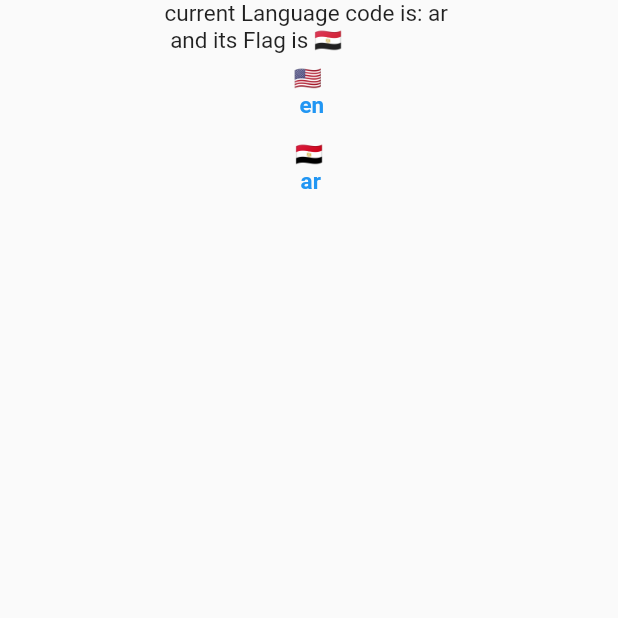
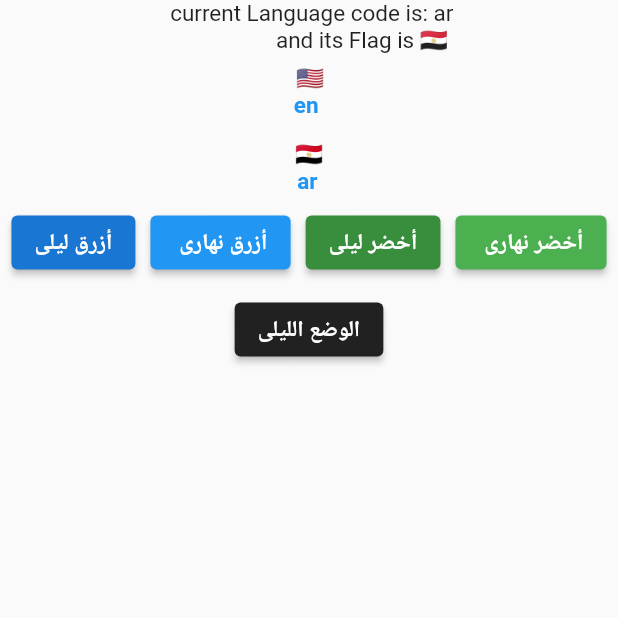
Before and after one commit to AdelDaniel/my_ecommerce, a Flutter app: the SettingsScreen screen opened directly, after a tap on an icon or button, on a phone screen of 412 x 824 dp, the top half of it. Run offline on Flutter 3.47's test engine with Material 2 defaults, Android fonts, the phone set to English and light mode, and no system bars; our stand-ins replace bloc, equatable, flutter_bloc, hydrated_bloc; generated files the repository leaves out were written again.

Commit message:
add_theme_change_using_cubit

```diff
--- /dev/null
+++ b/lib/home_screen.dart
@@ -0,0 +1,17 @@
+import 'package:flutter/material.dart';
+
+import 'package:flutter_gen/gen_l10n/app_localizations.dart';
+
+import 'settings/settings_screen.dart';
+import 'widgets/custom_app_bar.dart';
+
+class HomeScreen extends StatelessWidget {
+  const HomeScreen({Key? key}) : super(key: key);
+
+  @override
+  Widget build(BuildContext context) {
+    return Scaffold(
+      appBar: CustomAppBar(),
+    );
+  }
+}
--- a/lib/l10n/app_ar.arb
+++ b/lib/l10n/app_ar.arb
@@ -3,7 +3,13 @@
   "@language": {
     "description": "The Arabic Language"
   },
+  "blueDark": "أزرق ليلى",
+  "blueLight": "أزرق نهارى ",
   "cart": "سلة المشتريات",
-    "language": "العربية",
+  "darkTheme": "الوضع الليلى",
+  "greenDark": "أخضر ليلى",
+  "greenLight": "أخضر نهارى ",
+  "language": "اللغة",
+  "language_name": "العربية",
   "title": "My eCommerce"
 }
--- a/lib/main.dart
+++ b/lib/main.dart
@@ -1,39 +1,49 @@
+import 'package:flutter/foundation.dart';
 import 'package:flutter/material.dart';
 import 'package:flutter_bloc/flutter_bloc.dart';
 import 'package:flutter_gen/gen_l10n/app_localizations.dart';
-import 'package:flutter_localizations/flutter_localizations.dart';
+import 'package:hydrated_bloc/hydrated_bloc.dart';
+import 'package:my_ecommerce/home_screen.dart';
+import 'package:my_ecommerce/settings/theme_settings/cubit/theme_cubit.dart';
 import 'settings/language_settings/cubit/language_cubit.dart';
-import 'settings/settings_screen.dart';
+import 'package:flutter/cupertino.dart';
+import 'package:path_provider/path_provider.dart';
 import 'l10n/l10n.dart';
 
-void main() {
+void main() async {
+  WidgetsFlutterBinding.ensureInitialized();
+  HydratedBloc.storage = await HydratedStorage.build(
+    storageDirectory: kIsWeb
+        ? HydratedStorage.webStorageDirectory
+        : await getTemporaryDirectory(),
+  );
   runApp(MyApp());
 }
 
 class MyApp extends StatelessWidget {
-  // This widget is the root of your application.
   @override
   Widget build(BuildContext context) {
-    return BlocProvider<LanguageCubit>(
-      create: (context) => LanguageCubit(),
-      child: BlocBuilder<LanguageCubit, LanguageState>(
-        builder: (context, state) {
-          return MaterialApp(
-            debugShowCheckedModeBanner: false,
-            localizationsDelegates: [
-              AppLocalizations.delegate,
-              GlobalMaterialLocalizations.delegate,
-              GlobalCupertinoLocalizations.delegate,
-            ],
-            locale: state.locale,
-            supportedLocales: L10n.all,
-            // localizationsDelegates: AppLocalizations.localizationsDelegates,
-            // supportedLocales: AppLocalizations.supportedLocales,
-            theme: ThemeData(
-              primarySwatch: Colors.blue,
-            ),
-            title: "My eCommerce",
-            home: MyHomePage(),
+    return MultiBlocProvider(
+      providers: [
+        BlocProvider<LanguageCubit>(create: (_) => LanguageCubit()),
+        BlocProvider<ThemeCubit>(create: (_) => ThemeCubit()),
+      ],
+      child: BlocBuilder<ThemeCubit, ThemeState>(
+        builder: (context, themeState) {
+          return BlocBuilder<LanguageCubit, LanguageState>(
+            builder: (context, languageState) {
+              return MaterialApp(
+                debugShowCheckedModeBanner: false,
+                localizationsDelegates: AppLocalizations.localizationsDelegates,
+                // supportedLocales: AppLocalizations.supportedLocales,
+                supportedLocales: L10n.all,
+                locale: languageState.locale,
+
+                theme: themeState.themeData,
+                title: "My eCommerce",
+                home: HomeScreen(),
+              );
+            },
           );
         },
       ),
@@ -41,53 +51,42 @@ class MyApp extends StatelessWidget {
   }
 }
 
-class MyHomePage extends StatefulWidget {
-  MyHomePage({
-    Key? key,
-  }) : super(key: key);
+// class MyHomePage extends StatefulWidget {
+//   @override
+//   _MyHomePageState createState() => _MyHomePageState();
+// }
 
-  @override
-  _MyHomePageState createState() => _MyHomePageState();
-}
-
-class _MyHomePageState extends State<MyHomePage> {
-  int _counter = 0;
-
-  void _incrementCounter() {
-    setState(() {
-      _counter++;
-    });
-  }
-
-  @override
-  Widget build(BuildContext context) {
-    return Scaffold(
-      appBar: AppBar(
-        actions: [
-          IconButton(
-              onPressed: () => Navigator.push(context,
-                  MaterialPageRoute(builder: (context) => SettingsScreen())),
-              icon: Icon(Icons.settings))
-        ],
-        title: Text(AppLocalizations.of(context).title),
-      ),
-      body: Center(
-        child: Column(
-          mainAxisAlignment: MainAxisAlignment.center,
-          children: <Widget>[
-            Text(AppLocalizations.of(context).language),
-            Text(
-              '$_counter',
-              style: Theme.of(context).textTheme.headline4,
-            ),
-          ],
-        ),
-      ),
-      floatingActionButton: FloatingActionButton(
-        onPressed: _incrementCounter,
-        tooltip: 'Increment',
-        child: Icon(Icons.add),
-      ),
-    );
-  }
-}
+// class _MyHomePageState extends State<MyHomePage> {
+//   @override
+//   Widget build(BuildContext context) {
+//     return Scaffold(
+//       appBar: AppBar(
+//         centerTitle: true,
+//         actions: [
+//           IconButton(
+//               onPressed: () => Navigator.push(context,
+//                   MaterialPageRoute(builder: (context) => SettingsScreen())),
+//               icon: Icon(Icons.settings))
+//         ],
+//         title: Text(AppLocalizations.of(context).title),
+//       ),
+//       body: Center(
+//         child: Column(
+//           mainAxisAlignment: MainAxisAlignment.center,
+//           children: <Widget>[
+//             Text(AppLocalizations.of(context).language),
+//             Text(
+//               '$_counter',
+//               style: Theme.of(context).textTheme.headline4,
+//             ),
+//           ],
+//         ),
+//       ),
+//       floatingActionButton: FloatingActionButton(
+//         onPressed: _incrementCounter,
+//         tooltip: 'Increment',
+//         child: Icon(Icons.add),
+//       ),
+//     );
+//   }
+// }
--- a/lib/settings/language_settings/language_widget.dart
+++ b/lib/settings/language_settings/change_language_widget.dart
@@ -3,10 +3,10 @@ import 'package:flutter_bloc/flutter_bloc.dart';
 import 'cubit/language_cubit.dart';
 import '../../l10n/l10n.dart';
 
-class LanguageWidget extends StatelessWidget {
+class ChangeLanguageWidget extends StatelessWidget {
   final Locale locale;
   final String flag;
-  const LanguageWidget({
+  const ChangeLanguageWidget({
     Key? key,
     required this.locale,
     required this.flag,
--- a/lib/settings/language_settings/cubit/language_cubit.dart
+++ b/lib/settings/language_settings/cubit/language_cubit.dart
@@ -1,7 +1,7 @@
 import 'package:bloc/bloc.dart';
 import 'package:equatable/equatable.dart';
 import 'package:flutter/cupertino.dart';
-import 'package:my_ecommerce/l10n/l10n.dart';
+import '../../../l10n/l10n.dart';
 
 part 'language_state.dart';
 
--- a/lib/settings/settings_screen.dart
+++ b/lib/settings/settings_screen.dart
@@ -1,6 +1,9 @@
 import 'package:flutter/material.dart';
-import 'package:my_ecommerce/l10n/l10n.dart';
-import 'language_settings/language_widget.dart';
+import 'package:flutter_bloc/flutter_bloc.dart';
+import 'package:my_ecommerce/settings/theme_settings/cubit/theme_cubit.dart';
+import '../l10n/l10n.dart';
+import 'language_settings/change_language_widget.dart';
+import 'theme_settings/change_theme_widget.dart';
 
 class SettingsScreen extends StatelessWidget {
   const SettingsScreen({Key? key}) : super(key: key);
@@ -9,11 +12,15 @@ class SettingsScreen extends StatelessWidget {
   Widget build(BuildContext context) {
     return Scaffold(
       body: SafeArea(
-        child: LanguageWidget(
-          locale: Localizations.localeOf(context),
-          flag: L10n.getFlag(Localizations.localeOf(context).languageCode),
-          // provider : Provider.of<LanguageChangeProvider>(context),
-        ),
+        child: Column(children: [
+          ChangeLanguageWidget(
+            locale: Localizations.localeOf(context),
+            flag: L10n.getFlag(Localizations.localeOf(context).languageCode),
+          ),
+          ChangeThemeWidget(
+            themeCubit: BlocProvider.of<ThemeCubit>(context),
+          )
+        ]),
       ),
     );
   }
--- /dev/null
+++ b/lib/settings/theme_settings/app_themes.dart
@@ -0,0 +1,37 @@
+import 'package:flutter/material.dart';
+
+enum AppTheme {
+  GreenLight,
+  GreenDark,
+  BlueLight,
+  BlueDark,
+  DarkTheme,
+}
+
+final avalibeAppTheme = <AppTheme, ThemeData>{
+  AppTheme.GreenLight: ThemeData(
+      brightness: Brightness.light,
+      primaryColor: Colors.green,
+      accentColor: Colors.black),
+  AppTheme.GreenDark: ThemeData(
+      brightness: Brightness.dark,
+      primaryColor: Colors.green[700],
+      accentColor: Colors.white),
+  AppTheme.BlueLight: ThemeData(
+      brightness: Brightness.light,
+      primaryColor: Colors.blue,
+      accentColor: Colors.black),
+  AppTheme.BlueDark: ThemeData(
+      brightness: Brightness.dark,
+      primaryColor: Colors.blue[700],
+      accentColor: Colors.white),
+  AppTheme.DarkTheme: ThemeData.dark(),
+};
+
+const Map<AppTheme, String> appThemeNames = <AppTheme, String>{
+  AppTheme.GreenLight: "Green Light",
+  AppTheme.GreenDark: "Green Dark",
+  AppTheme.BlueLight: "Blue Light",
+  AppTheme.BlueDark: "Blue Dark",
+  AppTheme.DarkTheme: "Dark Theme",
+};
--- /dev/null
+++ b/lib/settings/theme_settings/change_theme_widget.dart
@@ -0,0 +1,48 @@
+import 'package:flutter/material.dart';
+import 'package:my_ecommerce/settings/theme_settings/app_themes.dart';
+import 'package:my_ecommerce/settings/theme_settings/cubit/theme_cubit.dart';
+import 'package:flutter_gen/gen_l10n/app_localizations.dart';
+
+import 'app_themes.dart';
+
+class ChangeThemeWidget extends StatelessWidget {
+  final ThemeCubit themeCubit;
+  const ChangeThemeWidget({Key? key, required this.themeCubit})
+      : super(key: key);
+
+  @override
+  Widget build(BuildContext context) {
+    return Wrap(
+      runSpacing: 10,
+      spacing: 10,
+      alignment: WrapAlignment.center,
+      children: [
+        for (var item in AppTheme.values)
+          ElevatedButton(
+            style: ButtonStyle(
+              backgroundColor: MaterialStateProperty.resolveWith<Color>(
+                  (Set<MaterialState> states) =>
+                      avalibeAppTheme[item]!.primaryColor),
+            ),
+            onPressed: () => themeCubit.changeTheme(item),
+            child: Text(_getThemeName(context, item)),
+          ),
+      ],
+    );
+  }
+
+  String _getThemeName(BuildContext context, AppTheme item) {
+    switch (item) {
+      case AppTheme.BlueDark:
+        return AppLocalizations.of(context).blueDark;
+      case AppTheme.BlueLight:
+        return AppLocalizations.of(context).blueLight;
+      case AppTheme.DarkTheme:
+        return AppLocalizations.of(context).darkTheme;
+      case AppTheme.GreenDark:
+        return AppLocalizations.of(context).greenDark;
+      case AppTheme.GreenLight:
+        return AppLocalizations.of(context).greenLight;
+    }
+  }
+}
--- /dev/null
+++ b/lib/settings/theme_settings/cubit/theme_cubit.dart
@@ -0,0 +1,51 @@
+import 'package:equatable/equatable.dart';
+import 'package:flutter/material.dart';
+import 'package:hydrated_bloc/hydrated_bloc.dart';
+
+import '../app_themes.dart';
+
+part 'theme_state.dart';
+
+class ThemeCubit extends HydratedCubit<ThemeState> {
+  ThemeCubit()
+      : super(
+          ThemeState(
+            themeData: avalibeAppTheme[AppTheme.BlueLight]!,
+            themeName: appThemeNames[AppTheme.BlueLight]!,
+          ),
+        );
+
+  changeTheme(AppTheme appTheme) {
+    emit(ThemeState(
+      themeData: avalibeAppTheme[appTheme]!,
+      themeName: appThemeNames[appTheme]!,
+    ));
+  }
+
+  /// only Storing and retrinving the name of the theme tojson and fromJson
+  /// because i cannot connvet the themedata to json String
+
+  @override
+  ThemeState? fromJson(Map<String, dynamic> json) {
+    // if no Stored It will return the initial theme
+    if (json['value'] == null)
+      return ThemeState(
+        themeData: avalibeAppTheme[AppTheme.BlueLight]!,
+        themeName: appThemeNames[AppTheme.BlueLight]!,
+      );
+
+    late AppTheme storedTheme;
+    appThemeNames.forEach((key, value) {
+      if (value == json['value']) {
+        storedTheme = key;
+      }
+    });
+    return ThemeState(
+      themeData: avalibeAppTheme[storedTheme]!,
+      themeName: appThemeNames[storedTheme]!,
+    );
+  }
+
+  @override
+  Map<String, String>? toJson(ThemeState state) => {'value': state.themeName};
+}
--- /dev/null
+++ b/lib/settings/theme_settings/cubit/theme_state.dart
@@ -0,0 +1,24 @@
+part of 'theme_cubit.dart';
+
+class ThemeState extends Equatable {
+  final ThemeData themeData;
+  final String themeName;
+  const ThemeState({required this.themeData, required this.themeName});
+
+  @override
+  List<Object> get props => [themeName];
+}
+
+// class IntialThemeState extends ThemeState {
+//   const IntialThemeState()
+//       : super(
+//           themeData: ThemeData(
+//               brightness: Brightness.light,
+//               primaryColor: Colors.blue,
+//               accentColor: Colors.black),
+//           themeName: "Blue Light",
+//         );
+
+//   @override
+//   List<Object> get props => [];
+// }
--- /dev/null
+++ b/lib/widgets/custom_app_bar.dart
@@ -0,0 +1,33 @@
+import 'package:flutter/material.dart';
+import 'package:flutter_gen/gen_l10n/app_localizations.dart';
+
+import '../settings/settings_screen.dart';
+
+class CustomAppBar extends StatelessWidget with PreferredSizeWidget {
+  const CustomAppBar({
+    Key? key,
+  }) : super(key: key);
+
+  @override
+  Widget build(BuildContext context) {
+    return AppBar(
+      leading: IconButton(
+        onPressed: () => Navigator.push(
+            context, MaterialPageRoute(builder: (context) => SettingsScreen())),
+        icon: Icon(Icons.settings),
+      ),
+      centerTitle: true,
+      elevation: 25,
+      actions: [
+        IconButton(
+          onPressed: () => {},
+          icon: Icon(Icons.favorite),
+        )
+      ],
+      title: Text(AppLocalizations.of(context).title),
+    );
+  }
+
+  @override
+  Size get preferredSize => Size.fromHeight(5);
+}
```
Also changed, not shown: lib/l10n/app_en.arb (+7 -1 lines), pubspec.yaml (+6 -12 lines), pubspec.lock, readme_files/sreens_diagram.jpeg (added). Lines whose indentation alone changed are shown as unchanged.
